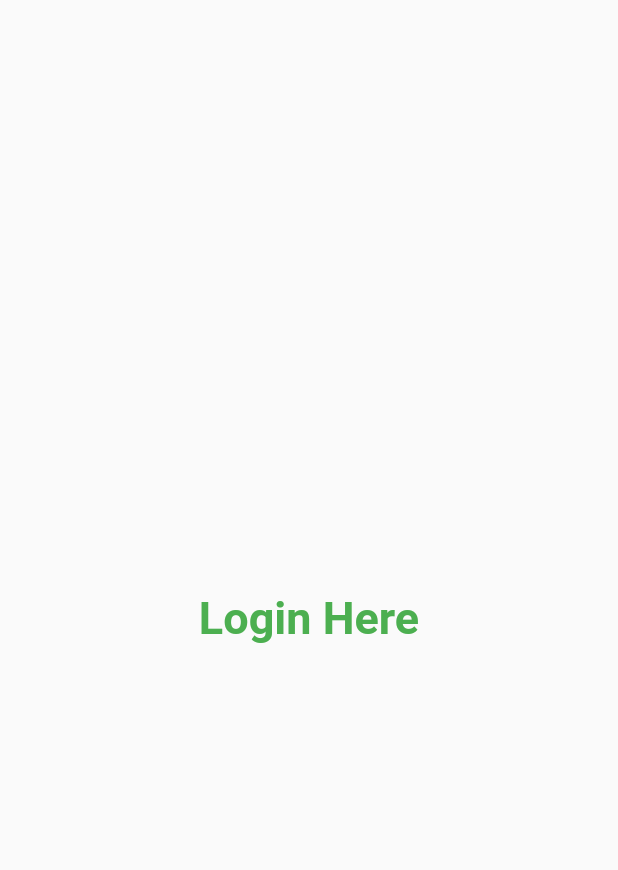
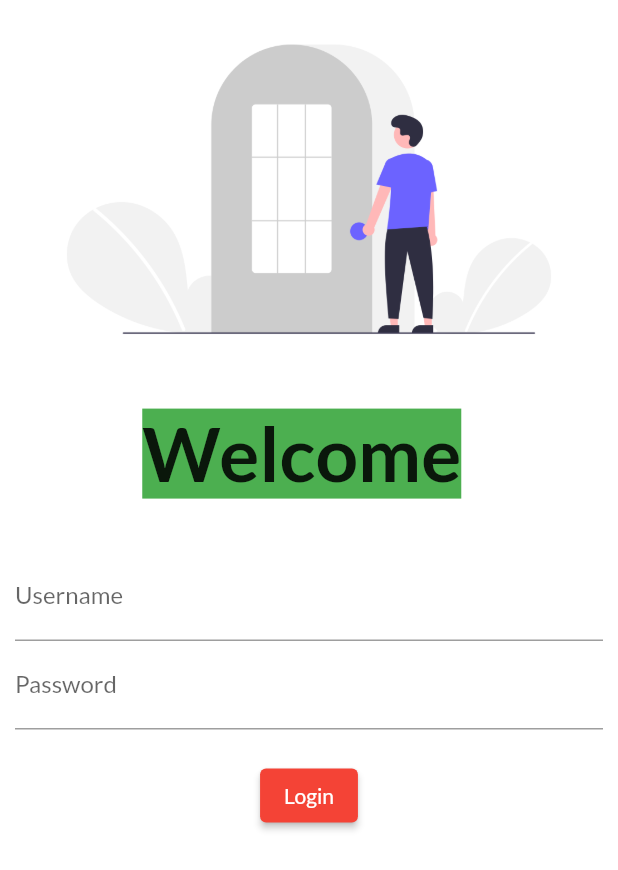
Before and after one commit to Tushar3330/Flutter_in_no_time, a Flutter app: the screen it shows after launch, on a phone screen of 412 x 824 dp. Shown: the top 870 px of the screen. Run offline on Flutter 3.47's test engine with Material 2 defaults, Android fonts, the phone set to English and light mode, and no system bars; our stand-ins replace google_fonts.

Commit message:
Day 4 completed

```diff
--- a/lib/Pages/login.dart
+++ b/lib/Pages/login.dart
@@ -6,14 +6,52 @@ class Login extends StatelessWidget {
   @override
   Widget build(BuildContext context) {
     return Material(
-      child: Center(
-        child: Text("Login Here",
-        style: TextStyle(
-          fontSize:30 ,
-          color:Colors.green,
-          fontWeight: FontWeight.bold),
-          )
-          ),
-    );
+        color: Colors.white,
+        child: Column(
+          children: [
+            Image.asset(
+              "assets/images/loginim.png",
+              fit: BoxFit.cover,
+            ),
+            SizedBox(height: 20),
+            Text(
+              "Welcome ",
+              style: TextStyle(
+                fontSize: 50,
+                backgroundColor: Colors.green,
+                fontWeight: FontWeight.bold,
+              ),
+            ),
+            SizedBox(height: 20),
+            Padding(
+              padding: const EdgeInsets.symmetric(vertical: 16, horizontal: 10),
+              child: Column(
+                children: [
+                  TextFormField(
+                    decoration: InputDecoration(
+                      hintText: "Enter your Username",
+                      labelText: "Username",
+                    ),
+                  ),
+                  TextFormField(
+                    obscureText: true,
+                    decoration: InputDecoration(
+                      hintText: "Enter your Password",
+                      labelText: "Password",
+                    ),
+                  ),
+                  SizedBox(height: 20),
+                  ElevatedButton(
+                    onPressed: () {
+                      print("welcome to satta bazzar");
+                    },
+                    child: Text("Login"),
+                    style: TextButton.styleFrom(),
+                  )
+                ],
+              ),
+            )
+          ],
+        ));
   }
 }
--- a/lib/main.dart
+++ b/lib/main.dart
@@ -1,7 +1,7 @@
 import 'package:flutter/material.dart';
+import 'package:google_fonts/google_fonts.dart';
 import 'package:myapp/Pages/login.dart';
 import 'Pages/Home.dart';
-
 
 void main() {
   runApp(Firstapp());
@@ -12,37 +12,38 @@ class Firstapp extends StatelessWidget {
 
   @override
   Widget build(BuildContext context) {
-
     return MaterialApp(
       //dont use this ase we are using at routes
       // home:Home(),
-
 
       //changing colour of the ui
       //theme mode . light for light mode
       // we have to first define what is dark theme to use this metod as below
       themeMode: ThemeMode.light,
       //primary swatch is used to define the colour we want from the banner apart from theme
-      theme: ThemeData(primarySwatch: Colors.red),
+      theme: ThemeData(
+        primarySwatch: Colors.red,
+        fontFamily: GoogleFonts.lato().fontFamily,
+      ),
+
       darkTheme: ThemeData(
         brightness: Brightness.dark,
         //as it is dark theme so it will not work and overridden so better to use in light as dark is more./..
-        primarySwatch: Colors.lime,),
+        primarySwatch: Colors.lime,
+      ),
 
-        //to open whichever route we want as initially
-        initialRoute: "/login",
+      //to open whichever route we want as initially
+      initialRoute: "/login",
 
 //all the things are given by routes so we have to select a primary route
-routes:{
-  //by default
-  "/" :(context) => Home(),
+      routes: {
+        //by default
+        "/": (context) => Home(),
 
-  //we have to define which we have to go
-  "/Home" :(context) => Home(),
-  "/login" :(context) => Login(),
-
-  },
-
+        //we have to define which we have to go
+        "/Home": (context) => Home(),
+        "/login": (context) => Login(),
+      },
     );
   }
 }
```
Also changed, not shown: pubspec.yaml (+4 -3 lines), assets/images/loginim.png (added), pubspec.lock.
